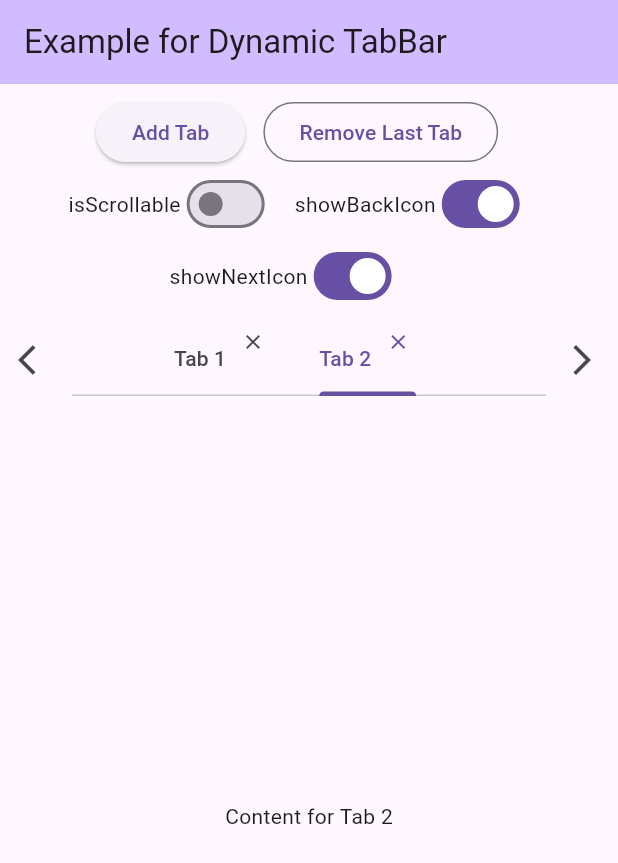
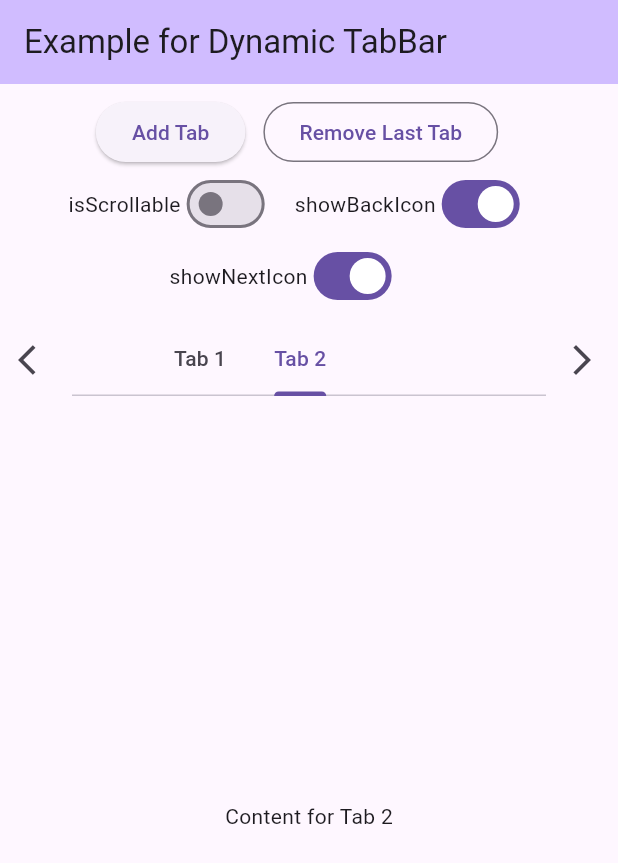
Before and after one commit to jhmarryme/Flutter-in-action, a Flutter app: the MyHomePage screen opened directly, tab 3 chosen, after a tap on "Add Tab", after a tap on "Remove Last Tab", on a phone screen of 412 x 824 dp. Shown: the top 863 px of the screen. Run offline on Flutter 3.47's test engine with Material 3 defaults, Android fonts, the phone set to English and light mode, and no system bars; our stand-ins replace go_router; missing offline and left inert: adaptive_navigation, json.

Commit message:
动态tab栏优化

```diff
--- a/go_router/flutter_application_go_router_dynamic_tab/lib/dynamic_tab/main.dart
+++ b/go_router/flutter_application_go_router_dynamic_tab/lib/dynamic_tab/main.dart
@@ -68,7 +68,8 @@ class _MyHomePageState extends State<MyHomePage> {
 
   @override
   void initState() {
-    dynamicTabController = DynamicTabController(dynamicTabs: tabs);
+    dynamicTabController =
+        DynamicTabController(dynamicTabs: tabs, onAddTabMoveTo: MoveToTab.next);
     super.initState();
   }
 
@@ -159,7 +160,6 @@ class _MyHomePageState extends State<MyHomePage> {
               onTabChanged: (index) {
                 debugPrint("Tab changed: $index");
               },
-              onAddTabMoveTo: MoveToTab.last,
               // backIcon: Icon(Icons.keyboard_double_arrow_left),
               // nextIcon: Icon(Icons.keyboard_double_arrow_right),
               showBackIcon: showBackIcon,
@@ -175,10 +175,34 @@ class _MyHomePageState extends State<MyHomePage> {
 
   void addTab() {
     var tabNumber = Random.secure().nextInt(99999199);
+
     var result = dynamicTabController.addTab(TabData(
       id: tabNumber,
       routeName: 'Tab $tabNumber',
-      title: Text('Tab $tabNumber 111111111111111111111111'),
+      title: SizedBox(
+        width: 130,
+        child: Row(
+          children: [
+            Expanded(
+              child: Text(
+                'Tab $tabNumber 1111111111111xxxxxxxxxx1111111111111111111111111111',
+                overflow: TextOverflow.ellipsis,
+                style: const TextStyle(fontSize: 12),
+              ),
+            ),
+            IconButton(
+              icon: const Icon(
+                Icons.close,
+                size: 15,
+              ),
+              onPressed: () {
+                dynamicTabController.removeTabByTabDataId(tabNumber);
+              },
+              color: Colors.black54,
+            ),
+          ],
+        ),
+      ),
       content: Column(
         mainAxisAlignment: MainAxisAlignment.center,
         children: [
--- a/go_router/flutter_application_go_router_dynamic_tab/lib/dynamic_tab/src/dynamic_tab_bar_widget.dart
+++ b/go_router/flutter_application_go_router_dynamic_tab/lib/dynamic_tab/src/dynamic_tab_bar_widget.dart
@@ -174,45 +174,7 @@ class _DynamicTabBarWidgetState extends State<DynamicTabBarWidget>
                           isScrollable: widget.isScrollable,
                           controller: dynamicTabController.tabController,
                           tabs: dynamicTabController.dynamicTabs.map((tab) {
-                            return Tab(
-                              child: Stack(
-                                children: [
-                                  // Tab title positioned on the left
-                                  Align(
-                                    alignment: Alignment.centerLeft,
-                                    child: Padding(
-                                      padding:
-                                          const EdgeInsets.only(right: 30.0),
-                                      // Give padding to prevent overlap with the close button
-                                      child: tab.title,
-                                    ),
-                                  ),
-                                  // Close button positioned on the right
-                                  Positioned(
-                                    top: 0,
-                                    right: 0,
-                                    child: ClipRect(
-                                      child: SizedBox(
-                                        width: 24.0,
-                                        height: 24.0,
-                                        // Fixed size for the close button
-                                        child: IconButton(
-                                          icon: const Icon(Icons.close,
-                                              size: 16.0),
-                                          // Adjust icon size
-                                          onPressed: () => dynamicTabController
-                                              .removeTabByTabDataId(tab.id),
-                                          padding: EdgeInsets.zero,
-                                          // Remove default padding
-                                          constraints:
-                                              BoxConstraints(), // Remove default constraints
-                                        ),
-                                      ),
-                                    ),
-                                  ),
-                                ],
-                              ),
-                            );
+                            return Tab(child: tab.title);
                           }).toList(),
                           // Default Tab properties :---------------------------------------
                           padding: widget.padding,
--- a/go_router/flutter_application_go_router_dynamic_tab/lib/dynamic_tab/src/dynamic_tab_controller.dart
+++ b/go_router/flutter_application_go_router_dynamic_tab/lib/dynamic_tab/src/dynamic_tab_controller.dart
@@ -35,17 +35,17 @@ class DynamicTabController with ChangeNotifier {
       tabData,
     );
     updateTabController(initialIndex: dynamicTabs.length - 1);
-    notifyListeners();
     return true;
   }
 
   void removeTab(int index) {
-    if (dynamicTabs.isNotEmpty) {
-      int newIndex = calcRemoveIndex(index);
-      debugPrint("after remove tab, the newIndex is $newIndex");
+    if (dynamicTabs.isNotEmpty && index < dynamicTabs.length) {
+      int onRemoveInitialIndex =
+          calcOnRemoveInitialIndex(index, moveToTab: onAddTabMoveTo);
+      debugPrint(
+          "after remove tab, the onRemoveInitialIndex is $onRemoveInitialIndex");
       dynamicTabs.removeAt(index);
-      updateTabController(initialIndex: newIndex);
-      notifyListeners();
+      updateTabController(initialIndex: onRemoveInitialIndex);
     }
   }
 
@@ -54,8 +54,6 @@ class DynamicTabController with ChangeNotifier {
       var removeIndex =
           dynamicTabs.indexWhere((element) => element.id == tabDataIndex);
       if (removeIndex >= 0) {
-        debugPrint(
-            'match the tabDataIndex:[$tabDataIndex], TabData: ${dynamicTabs[removeIndex].toString()}, removeIndex:[$removeIndex]');
         removeTab(removeIndex);
       }
     }
@@ -98,23 +96,26 @@ class DynamicTabController with ChangeNotifier {
   }
 
   // ignore: body_might_complete_normally_nullable
-  int calcRemoveIndex(int removeIndex, {MoveToTab moveToTab = MoveToTab.next}) {
+  int calcOnRemoveInitialIndex(int removeIndex,
+      {MoveToTab? moveToTab = MoveToTab.next}) {
     if (activeTab == removeIndex) {
       bool isLast = activeTab == dynamicTabs.length - 1;
       switch (moveToTab) {
         case MoveToTab.next:
-          return isLast ? (activeTab - 1 < 0 ? 0 : activeTab - 1) : activeTab;
+          return isLast ? activeTab - 1 : activeTab;
         case MoveToTab.previous:
-          return activeTab - 1 < 0 ? 0 : activeTab - 1;
+          return activeTab - 1;
         case MoveToTab.first:
           return 0;
         case MoveToTab.last:
-          return dynamicTabs.length - 1;
+          return dynamicTabs.length - 2;
         // case MoveToTab.idol:
         //   return null;
+        case null:
+          return dynamicTabs.length - 2;
       }
     }
-    return activeTab;
+    return activeTab > removeIndex ? activeTab - 1 : activeTab;
   }
 
   void _handleTabChange() {
@@ -135,23 +136,25 @@ class DynamicTabController with ChangeNotifier {
       initialIndex: initialIndex,
     )..addListener(_handleTabChange);
     updateActiveTab(initialIndex);
-    // notifyListeners();
+    notifyListeners();
   }
 
   void updateTabController({TickerProvider? vsync, int initialIndex = 0}) {
-    initialIndex = initialIndex >= 0 ? initialIndex : 0;
+    debugPrint("ready to updateTabController, initialIndex is $initialIndex");
+    updateActiveTab(initialIndex);
     tabController = TabController(
       length: dynamicTabs.length,
       vsync: vsync ?? this.vsync,
-      initialIndex: initialIndex,
+      initialIndex: activeTab,
     )..addListener(_handleTabChange);
-    updateActiveTab(initialIndex);
-    // notifyListeners();
+    notifyListeners();
   }
 
   void updateActiveTab(int activeTab) {
-    this.activeTab = activeTab >= dynamicTabs.length ? 0 : activeTab;
-    notifyListeners();
+    if (activeTab < 0 || activeTab >= dynamicTabs.length) {
+      activeTab = 0;
+    }
+    this.activeTab = activeTab;
   }
 
   @override
```
